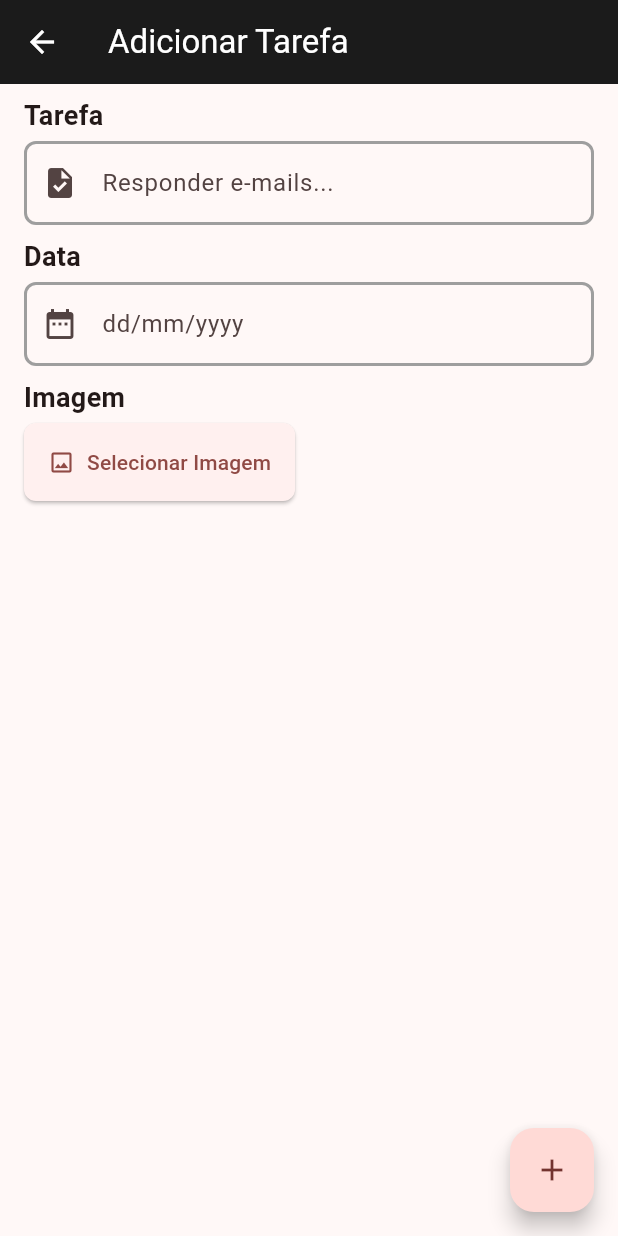
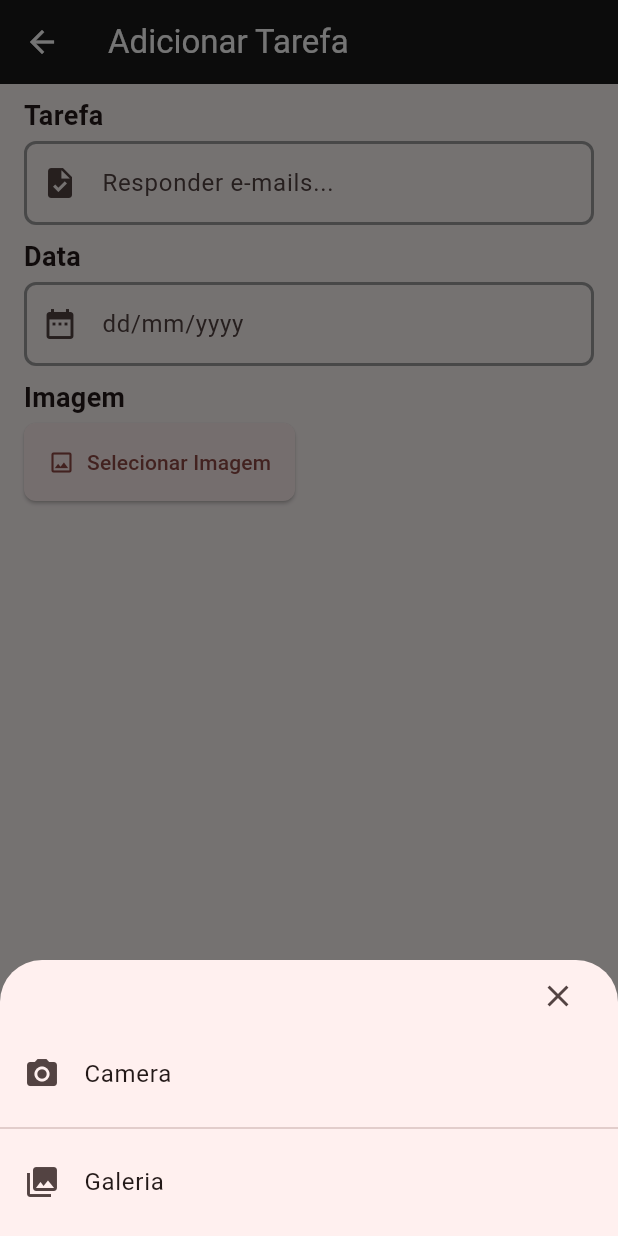
Before and after one commit to IagoAntunes/ControleTarefas, a Flutter app: the AddTaskPage screen opened directly, after a tap on "Selecionar Imagem", on a phone screen of 412 x 824 dp. Run offline on Flutter 3.47's test engine with Material 3 defaults, Android fonts, the phone set to English and light mode, and no system bars; our stand-ins replace carousel_slider, cloud_firestore, connectivity_plus, firebase_auth, firebase_core, firebase_storage and 4 more; accounts and stored records are empty.

Commit message:
fix: Documentação

```diff
--- /dev/null
+++ b/devtools_options.yaml
@@ -0,0 +1 @@
+extensions:
--- a/lib/features/tasks/add_task/presenter/bloc/add_task_bloc.dart
+++ b/lib/features/tasks/add_task/presenter/bloc/add_task_bloc.dart
@@ -11,6 +11,8 @@ import 'package:flutter_bloc/flutter_bloc.dart';
 import 'package:image_picker/image_picker.dart';
 import 'package:uuid/uuid.dart';
 
+enum PickImage { camera, gallery }
+
 class AddTaskBloc extends Bloc<IAddTaskEvent, IAddTaskState> {
   IAddTaskRepository repository;
   IAuthRepository authRepository;
@@ -19,14 +21,18 @@ class AddTaskBloc extends Bloc<IAddTaskEvent, IAddTaskState> {
     required this.authRepository,
   }) : super(IdleTaskState()) {
     taskModel = TaskModel.empty();
+    //AddDateTaskEvent | Setar data da tarefa
     on<AddDateTaskEvent>((event, emit) {
       taskModel.date = event.date;
     });
+    //SelectImageEvent | Selecionar imagem(camera|galeria)
     on<SelectImageEvent>(
       (event, emit) async {
         String? resultImage;
-        XFile? image =
-            await event.imagePicker.pickImage(source: ImageSource.camera);
+        XFile? image = await event.imagePicker.pickImage(
+            source: event.imageOption == PickImage.camera
+                ? ImageSource.camera
+                : ImageSource.gallery);
         if (image != null) {
           final imageTemporary = XFile(image.path);
 
@@ -41,14 +47,17 @@ class AddTaskBloc extends Bloc<IAddTaskEvent, IAddTaskState> {
         }
       },
     );
+    //AddTaskEvent | Adicionar Tarefa
     on<AddTaskEvent>(
       (event, emit) async {
         emit(LoadingAddTaskListener());
         taskModel.title = event.nameTask;
+        //Pegar uid do usuario logado
         final result = await authRepository.getUser(event.database);
         if (result is SuccessServiceState<UserModel>) {
           UserModel user = result.data;
           taskModel.id = const Uuid().v1();
+          //Requisição para adicionar tarefa
           final result2 = await repository.addTask(
             taskModel,
             user,
--- a/lib/features/tasks/add_task/presenter/event/add_task_event.dart
+++ b/lib/features/tasks/add_task/presenter/event/add_task_event.dart
@@ -1,4 +1,5 @@
 import 'package:cloud_firestore/cloud_firestore.dart';
+import 'package:controle_tarefas/features/tasks/add_task/presenter/bloc/add_task_bloc.dart';
 import 'package:firebase_storage/firebase_storage.dart';
 import 'package:image_picker/image_picker.dart';
 
@@ -28,7 +29,9 @@ class AddDateTaskEvent extends IAddTaskEvent {
 
 class SelectImageEvent extends IAddTaskEvent {
   ImagePicker imagePicker;
+  PickImage imageOption;
   SelectImageEvent({
     required this.imagePicker,
+    required this.imageOption,
   });
 }
--- a/lib/features/tasks/add_task/presenter/pages/add_task_page.dart
+++ b/lib/features/tasks/add_task/presenter/pages/add_task_page.dart
@@ -182,9 +182,60 @@ class AddTaskPage extends StatelessWidget {
                         ),
                       ),
                       onPressed: () {
-                        bloc.add(
-                          SelectImageEvent(
-                            imagePicker: ImagePicker(),
+                        showModalBottomSheet(
+                          context: context,
+                          builder: (context) => IntrinsicHeight(
+                            child: Padding(
+                              padding: const EdgeInsets.only(bottom: 8),
+                              child: Column(
+                                children: [
+                                  Padding(
+                                    padding: const EdgeInsets.symmetric(
+                                        horizontal: 16),
+                                    child: Row(
+                                      mainAxisAlignment: MainAxisAlignment.end,
+                                      children: [
+                                        IconButton(
+                                          onPressed: () {
+                                            Navigator.pop(context);
+                                          },
+                                          icon: const Icon(
+                                            Icons.close,
+                                          ),
+                                        )
+                                      ],
+                                    ),
+                                  ),
+                                  ListTile(
+                                    onTap: () {
+                                      bloc.add(
+                                        SelectImageEvent(
+                                          imagePicker: ImagePicker(),
+                                          imageOption: PickImage.camera,
+                                        ),
+                                      );
+                                      Navigator.pop(context);
+                                    },
+                                    leading: const Icon(Icons.camera_alt),
+                                    title: const Text("Camera"),
+                                  ),
+                                  const Divider(),
+                                  ListTile(
+                                    onTap: () {
+                                      bloc.add(
+                                        SelectImageEvent(
+                                          imagePicker: ImagePicker(),
+                                          imageOption: PickImage.gallery,
+                                        ),
+                                      );
+                                      Navigator.pop(context);
+                                    },
+                                    leading: const Icon(Icons.photo_library),
+                                    title: const Text("Galeria"),
+                                  ),
+                                ],
+                              ),
+                            ),
                           ),
                         );
                       },
--- a/lib/features/tasks/tasks_list/presenter/state/task_list_bloc_state.dart
+++ b/lib/features/tasks/tasks_list/presenter/state/task_list_bloc_state.dart
@@ -27,6 +27,8 @@ class SelectedTaskListBlocState extends ITaskItemListBlocState {}
 
 class EmptyTaskListBlocState extends ITaskItemListBlocState {}
 
+class FilteredListBlocState extends ITaskItemListBlocState {}
+
 //ADD
 abstract class IChangeItemTaskListBlocState extends ITaskListBlocState {}
 
```
Also changed, not shown: lib/features/login/presenter/bloc/auth_bloc.dart (+13 -3 lines), lib/features/tasks/tasks_list/presenter/bloc/tasks_list_bloc.dart (+15 -1 lines), lib/features/tasks/tasks_list/presenter/pages/tasks_list_page.dart (+18 -4 lines), 3 other files.
